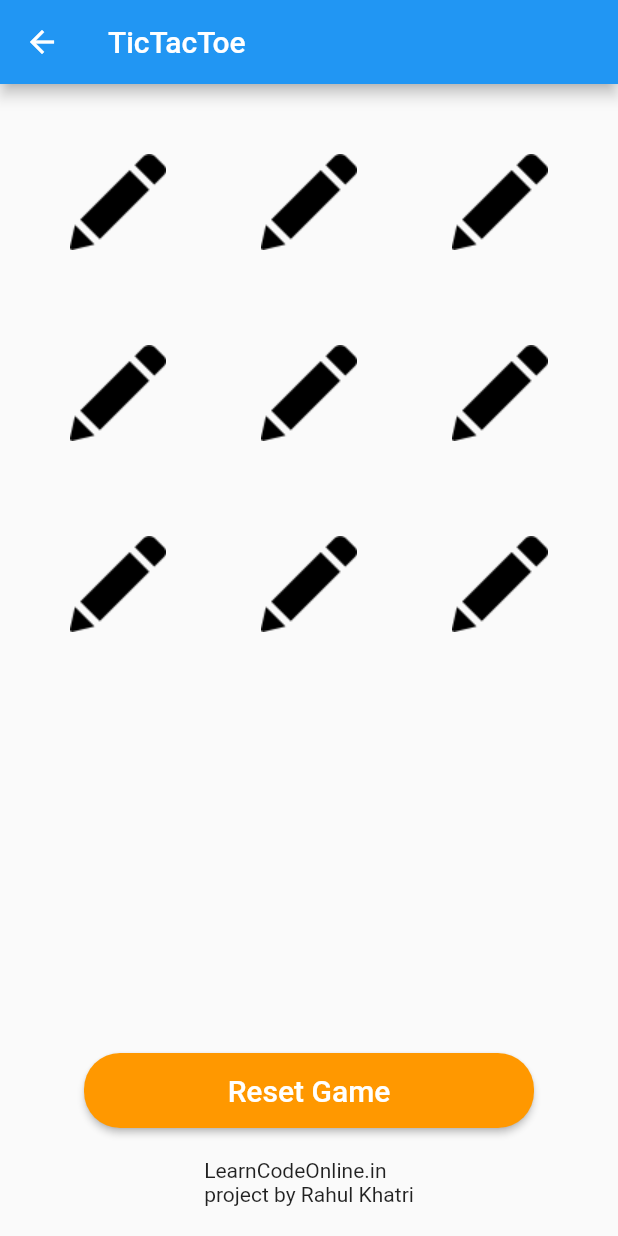
After one commit to rahulkhatri19/FlutterLearning, a Flutter app: the TictactoePage screen opened by its route, after a tap on "Reset Game", on a phone screen of 412 x 824 dp. The commit adds this screen. Run offline on Flutter 3.47's test engine with Material 2 defaults, Android fonts, the phone set to English and light mode, and no system bars.

Commit message:
tic tac toe game added

```diff
--- a/lib/main.dart
+++ b/lib/main.dart
@@ -2,6 +2,7 @@ import 'package:flutter/material.dart';
 import 'package:flutterlearning/background_changer/BgHomePage.dart';
 import 'package:flutterlearning/dice_roller/DiceHomePage.dart';
 import 'package:flutterlearning/navigation_drawer/DrawerPage.dart';
+import 'package:flutterlearning/tictactoe/TictactoePage.dart';
 
 void main() => runApp(MyApp());
 
@@ -19,6 +20,7 @@ class MyApp extends StatelessWidget {
       routes: <String, WidgetBuilder>{
         "/bg_change" : (BuildContext context) => BgHomePage(),
         "/dice_roll" : (BuildContext context) => DiceHomePage(),
+        "/tictactoe" : (BuildContext context) => TictactoePage(),
       },
     );
   }
--- a/lib/navigation_drawer/DrawerPage.dart
+++ b/lib/navigation_drawer/DrawerPage.dart
@@ -32,6 +32,11 @@ class _DrawerPageState extends State<DrawerPage> {
                   trailing: Image.asset('images/icon/dice.png', width:24.0, height: 24.0),
                   onTap: () => Navigator.of(context).pushNamed('/dice_roll'),
                 ),
+                  ListTile(
+                  title: Text('TicTacToe'),
+                  trailing: Image.asset('images/icon/cross.png', width:24.0, height: 24.0),
+                  onTap: () => Navigator.of(context).pushNamed('/tictactoe'),
+                ),
                 ListTile(
                   title: Text('Close Dawer'),
                   trailing: Icon(Icons.clear),
--- /dev/null
+++ b/lib/tictactoe/TictactoePage.dart
@@ -0,0 +1,208 @@
+import 'package:flutter/material.dart';
+import 'dart:async';
+
+class TictactoePage extends StatefulWidget {
+  @override
+  _TictactoePageState createState() => _TictactoePageState();
+}
+
+class _TictactoePageState extends State<TictactoePage> {
+
+  AssetImage circle = AssetImage("images/tictactoe/circle.png");
+  AssetImage cross = AssetImage("images/tictactoe/cross.png");
+  AssetImage edit = AssetImage("images/tictactoe/edit.png");
+
+  bool isCross = true;
+  String message;
+  List<String> gameState;
+
+// TODO: initalize array values all 9 boxes, state of box with empty
+@override
+  void initState() {
+    super.initState();
+   setState(() {
+     this.gameState = [
+       "empty", "empty", "empty", "empty", "empty", "empty", "empty", "empty", "empty",
+     ];
+     this.message = "";
+   });
+  }
+
+// TODO: playGame method
+
+playGame(int index){
+if(this.gameState[index] == "empty"){
+  setState(() {
+    if(this.isCross){
+      this.gameState[index] = "cross";
+      // this.isCross = false;
+    } else {
+      this.gameState[index] = "circle";
+      // this.isCross = true;
+    }
+    this.isCross = !this.isCross;
+    this.checkWin();
+  });
+}
+}
+
+// TODO: Reset game method
+
+resetGame(){
+  setState(() {
+    this.gameState= [
+      "empty", "empty", "empty", "empty", "empty", "empty", "empty", "empty", "empty",
+    ];
+    this.message = "";
+  });
+}
+
+// TODO: get images method
+AssetImage getImage(String value){
+switch(value){
+  case('empty') : return edit;
+  break;
+  case('cross') : return cross;
+  break;
+  case('circle') : return circle;
+  break;
+}
+}
+
+// TODO: check for win topic
+checkWin(){
+  // 1st Horizontal line
+  if ((gameState[0] != 'empty') && (gameState[0] == gameState[1]) && (gameState[1] == gameState[2])){
+    setState(() {
+      this.message = '${this.gameState[0]} Wins Game';
+      timeLapse();
+    });
+  }
+  // 2nd Horizontal line
+  else if ((gameState[3] != 'empty') && (gameState[3] == gameState[4]) && (gameState[4] == gameState[5])){
+    setState(() {
+      this.message = '${this.gameState[3]} Wins Game';
+      timeLapse();
+    });
+  }
+  // 3rd Horizontal line
+  else if ((gameState[6] != 'empty') && (gameState[6] == gameState[7]) && (gameState[7] == gameState[8])){
+    setState(() {
+      this.message = '${this.gameState[6]} Wins Game';
+      timeLapse();
+    });
+  }
+  // 1st Vertical line
+  else   if ((gameState[0] != 'empty') && (gameState[0] == gameState[3]) && (gameState[3] == gameState[6])){
+    setState(() {
+      this.message = '${this.gameState[0]} Wins Game';
+      timeLapse();
+    });
+  }
+  // 2nd Vertical line
+   else if ((gameState[1] != 'empty') && (gameState[1] == gameState[4]) && (gameState[4] == gameState[7])){
+    setState(() {
+      this.message = '${this.gameState[1]} Wins Game';
+      timeLapse();
+    });
+  }
+  // 3rd vertical line
+  else if ((gameState[2] != 'empty') && (gameState[2] == gameState[5]) && (gameState[5] == gameState[8])){
+    setState(() {
+      this.message = '${this.gameState[2]} Wins Game';
+      timeLapse();
+    });
+  }
+ // 1st Diagonal line
+   else if ((gameState[0] != 'empty') && (gameState[0] == gameState[4]) && (gameState[4] == gameState[8])){
+    setState(() {
+      this.message = '${this.gameState[0]} Wins Game';
+      timeLapse();
+    });
+  }
+  // 2nd Diagonal line
+  else if ((gameState[2] != 'empty') && (gameState[2] == gameState[4]) && (gameState[4] == gameState[6])){
+    setState(() {
+      this.message = '${this.gameState[2]} Wins Game';
+      timeLapse();
+    });
+  } else if(!gameState.contains('empty')){
+   setState(() {
+     this.message = 'Game Draw';
+     timeLapse();
+   });
+  }
+}
+
+timeLapse(){
+  Timer(const Duration(milliseconds: 3500), () {
+    setState(() {
+      resetGame();
+    });
+  });
+}
+
+  @override
+  Widget build(BuildContext context) {
+    return Scaffold(
+      appBar: AppBar(
+        title: Text('TicTacToe'),
+      ),
+      body: Column(mainAxisAlignment: MainAxisAlignment.start,
+      crossAxisAlignment: CrossAxisAlignment.center,
+        children: <Widget>[
+          Expanded(
+            child: GridView.builder(
+            padding: EdgeInsets.all(20.0),
+            gridDelegate: SliverGridDelegateWithFixedCrossAxisCount(
+            crossAxisCount: 3,
+            childAspectRatio: 1.0,
+            crossAxisSpacing: 10.0,
+            mainAxisSpacing: 10.0),
+            itemCount: this.gameState.length,
+            itemBuilder: (context, i) => SizedBox(
+              width: 100.0,
+              height: 100.0,
+              child: MaterialButton(
+                onPressed: (){
+                  playGame(i);
+                  } ,
+                child: Image(image: this.getImage(this.gameState[i]),
+                ),
+          )
+      )
+      )
+),
+          Container(
+            padding: EdgeInsets.all(20.0),
+            child: Text(
+              this.message,
+              style: TextStyle(
+                fontSize: 20.0,
+                fontWeight: FontWeight.bold)
+                ),
+),
+          MaterialButton(
+            shape: RoundedRectangleBorder(borderRadius: BorderRadius.circular(24.0)),
+            color: Colors.orange,
+            minWidth: 300.0,
+            height: 50.0,
+            child: Text('Reset Game',
+            style: TextStyle(
+              color: Colors.white,
+              fontSize: 20.0
+            ),
+            ),
+            onPressed: (){
+              this.resetGame();
+            },
+  ),
+          Container(
+            padding: EdgeInsets.all(20.0),
+            child: Text("LearnCodeOnline.in \nproject by Rahul Khatri"),
+  )
+      ],
+      ),
+    );
+  }
+}
--- a/pubspec.yaml
+++ b/pubspec.yaml
@@ -45,6 +45,7 @@ flutter:
   assets:
    - images/icon/
    - images/dice/
+   - images/tictactoe/
 
 
   #  - images/a_dot_ham.jpeg
```
Also changed, not shown: images/tictactoe/circle.png (added), images/tictactoe/cross.png (added), images/tictactoe/edit.png (added).
